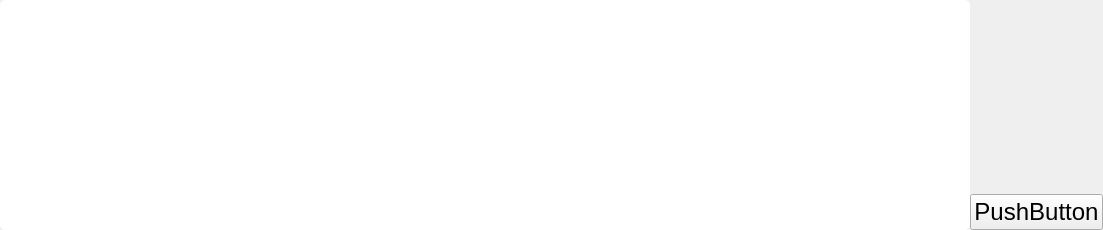
taliyos/DialogueCreatorForGames, file widgets/editor/Fields/TextField/textfield.ui: the form before one commit.
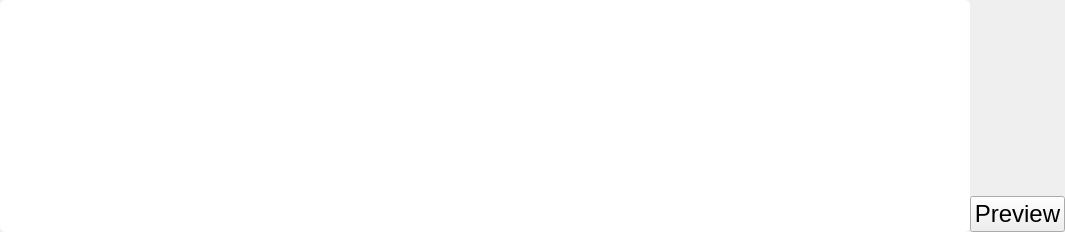
The form after the commit.

Commit message: html preview

Patch:
```diff
--- a/widgets/editor/Fields/TextField/textfield.ui
+++ b/widgets/editor/Fields/TextField/textfield.ui
@@ -6,8 +6,8 @@
    <rect>
     <x>0</x>
     <y>0</y>
-    <width>970</width>
-    <height>230</height>
+    <width>1052</width>
+    <height>232</height>
    </rect>
   </property>
   <property name="maximumSize">
@@ -73,7 +73,7 @@
      <item row="1" column="1">
       <widget class="QPushButton" name="preview">
        <property name="text">
-        <string>PushButton</string>
+        <string>Preview</string>
        </property>
       </widget>
      </item>
```
The commit also changes 5 other files.
